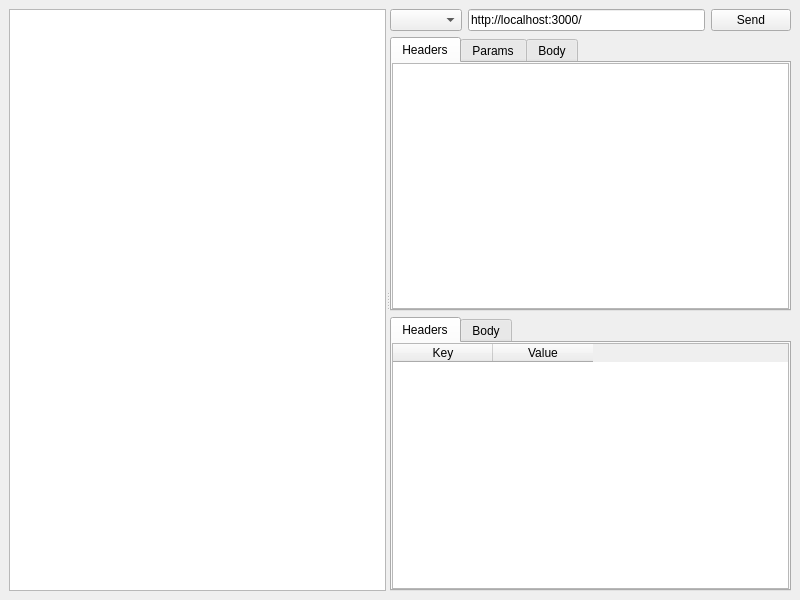
Before: the Qt Designer form mainwindow.ui in jesusha123/comet, drawn with Qt 5.
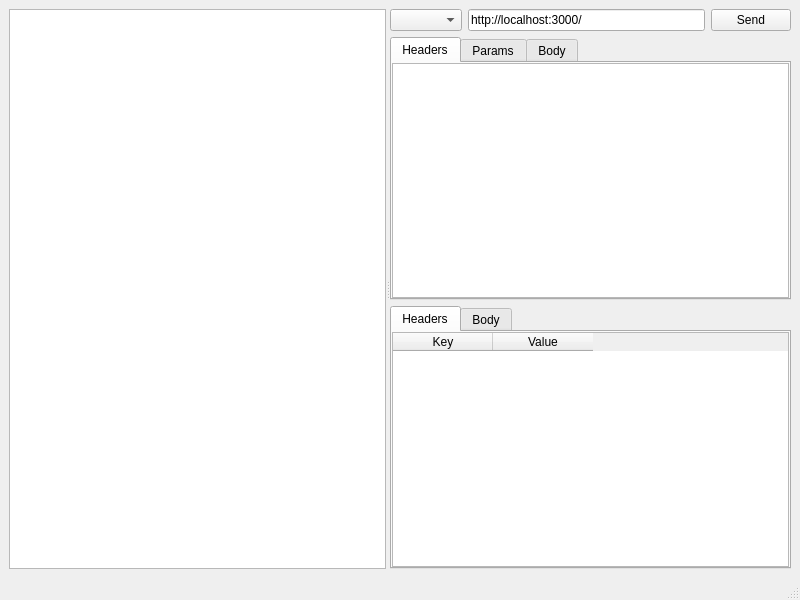
After: the same form once the commit is applied. Custom widgets are drawn as their Qt base class.

Commit message: Add status bar

What changed in the file:
```diff
--- a/mainwindow.ui
+++ b/mainwindow.ui
@@ -121,6 +121,7 @@
     </item>
    </layout>
   </widget>
+  <widget class="QStatusBar" name="statusBar"/>
  </widget>
  <customwidgets>
   <customwidget>
```
The commit also changes 1 other file.
